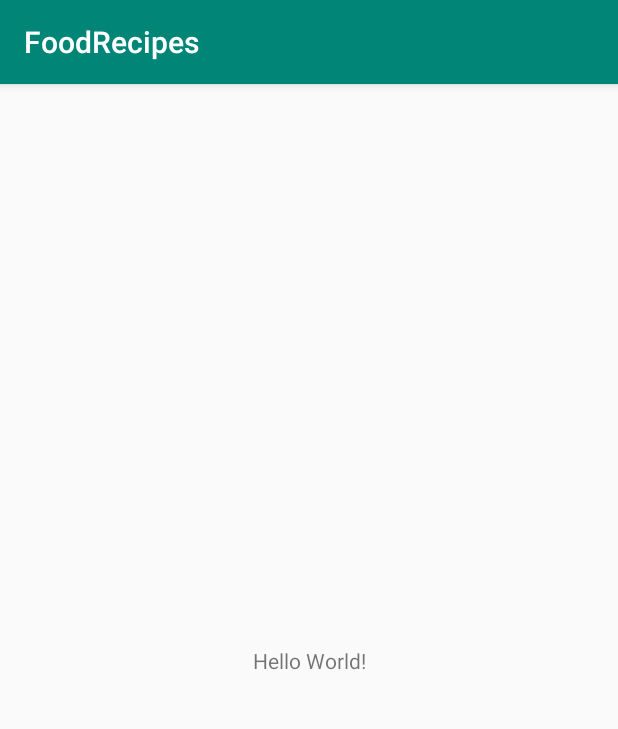
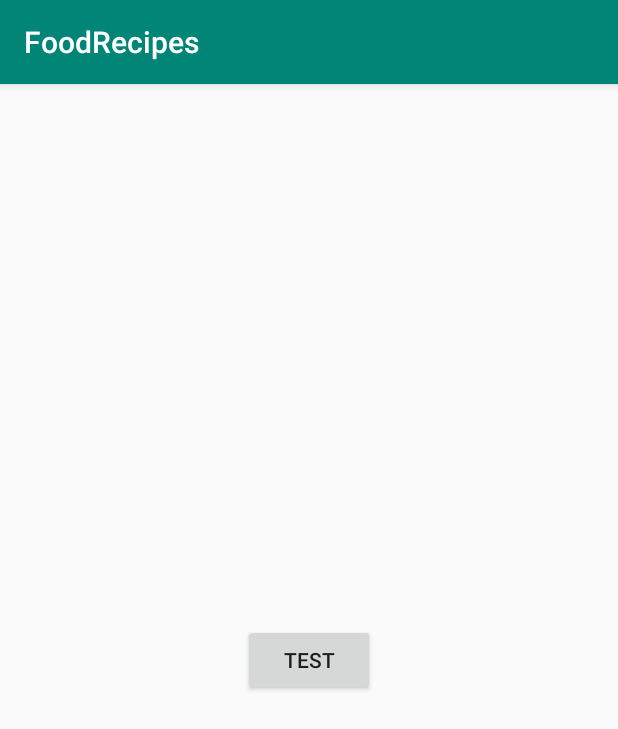
Before and after one commit to yussefsaidi/FoodRecipesNoLocalCache, an Android app: the screen it shows after launch (MainActivity before the commit, RecipeListActivity after it), on a phone screen of 412 x 824 dp. Shown: the top 729 px of the screen. Run offline under Robolectric (Android 15) with nearby library versions, the phone set to English and light mode, and no system bars.

Commit message:
Build base activity

```diff
--- a/app/src/main/AndroidManifest.xml
+++ b/app/src/main/AndroidManifest.xml
@@ -9,7 +9,7 @@
         android:roundIcon="@mipmap/ic_launcher_round"
         android:supportsRtl="true"
         android:theme="@style/AppTheme">
-        <activity android:name=".MainActivity">
+        <activity android:name=".RecipeListActivity">
             <intent-filter>
                 <action android:name="android.intent.action.MAIN" />
 
--- /dev/null
+++ b/app/src/main/java/com/saidiyussef/foodrecipes/BaseActivity.java
@@ -0,0 +1,29 @@
+package com.saidiyussef.foodrecipes;
+
+import android.view.View;
+import android.widget.FrameLayout;
+import android.widget.ProgressBar;
+
+import androidx.appcompat.app.AppCompatActivity;
+import androidx.constraintlayout.widget.ConstraintLayout;
+
+public abstract class BaseActivity extends AppCompatActivity {
+
+    public ProgressBar mProgressBar;
+
+    @Override
+    public void setContentView(int layoutResID) {
+
+        ConstraintLayout constraintLayout = (ConstraintLayout)getLayoutInflater().inflate(R.layout.activity_base, null);
+        FrameLayout frameLayout = constraintLayout.findViewById(R.id.activity_content);
+        mProgressBar = constraintLayout.findViewById(R.id.progress_bar);
+
+        getLayoutInflater().inflate(layoutResID, frameLayout, true);
+
+        super.setContentView(constraintLayout);
+    }
+
+    public void showProgressBar(boolean visible){
+        mProgressBar.setVisibility(visible ? View.VISIBLE : View.INVISIBLE);
+    }
+}
--- a/app/src/main/java/com/saidiyussef/foodrecipes/MainActivity.java
+++ /dev/null
@@ -1,14 +0,0 @@
-package com.saidiyussef.foodrecipes;
-
-import androidx.appcompat.app.AppCompatActivity;
-
-import android.os.Bundle;
-
-public class MainActivity extends AppCompatActivity {
-
-    @Override
-    protected void onCreate(Bundle savedInstanceState) {
-        super.onCreate(savedInstanceState);
-        setContentView(R.layout.activity_main);
-    }
-}
--- /dev/null
+++ b/app/src/main/java/com/saidiyussef/foodrecipes/RecipeListActivity.java
@@ -0,0 +1,27 @@
+package com.saidiyussef.foodrecipes;
+
+import androidx.appcompat.app.AppCompatActivity;
+
+import android.os.Bundle;
+import android.view.View;
+
+public class RecipeListActivity extends BaseActivity {
+
+    @Override
+    protected void onCreate(Bundle savedInstanceState) {
+        super.onCreate(savedInstanceState);
+        setContentView(R.layout.activity_recipe_list);
+
+        findViewById(R.id.test).setOnClickListener(new View.OnClickListener() {
+            @Override
+            public void onClick(View view) {
+                if(mProgressBar.getVisibility() == View.VISIBLE){
+                    showProgressBar(false);
+                }
+                else{
+                    showProgressBar(true);
+                }
+            }
+        });
+    }
+}
--- /dev/null
+++ b/app/src/main/res/layout/activity_base.xml
@@ -0,0 +1,22 @@
+<?xml version="1.0" encoding="utf-8"?>
+<androidx.constraintlayout.widget.ConstraintLayout xmlns:android="http://schemas.android.com/apk/res/android"
+    android:layout_width="match_parent"
+    android:layout_height="match_parent"
+    xmlns:app="http://schemas.android.com/apk/res-auto">
+
+    <FrameLayout
+        android:id="@+id/activity_content"
+        android:layout_width="match_parent"
+        android:layout_height="match_parent"></FrameLayout>
+
+    <ProgressBar
+        android:id="@+id/progress_bar"
+        app:layout_constraintLeft_toLeftOf="parent"
+        app:layout_constraintRight_toRightOf="parent"
+        app:layout_constraintTop_toTopOf="parent"
+        app:layout_constraintBottom_toBottomOf="parent"
+        android:layout_width="wrap_content"
+        android:layout_height="wrap_content"
+        android:visibility="gone" />
+
+</androidx.constraintlayout.widget.ConstraintLayout>
--- a/app/src/main/res/layout/activity_main.xml
+++ b/app/src/main/res/layout/activity_recipe_list.xml
@@ -4,12 +4,13 @@
     xmlns:tools="http://schemas.android.com/tools"
     android:layout_width="match_parent"
     android:layout_height="match_parent"
-    tools:context=".MainActivity">
+    tools:context=".RecipeListActivity">
 
-    <TextView
+    <Button
         android:layout_width="wrap_content"
         android:layout_height="wrap_content"
-        android:text="Hello World!"
+        android:text="Test"
+        android:id="@+id/test"
         app:layout_constraintBottom_toBottomOf="parent"
         app:layout_constraintLeft_toLeftOf="parent"
         app:layout_constraintRight_toRightOf="parent"
```
